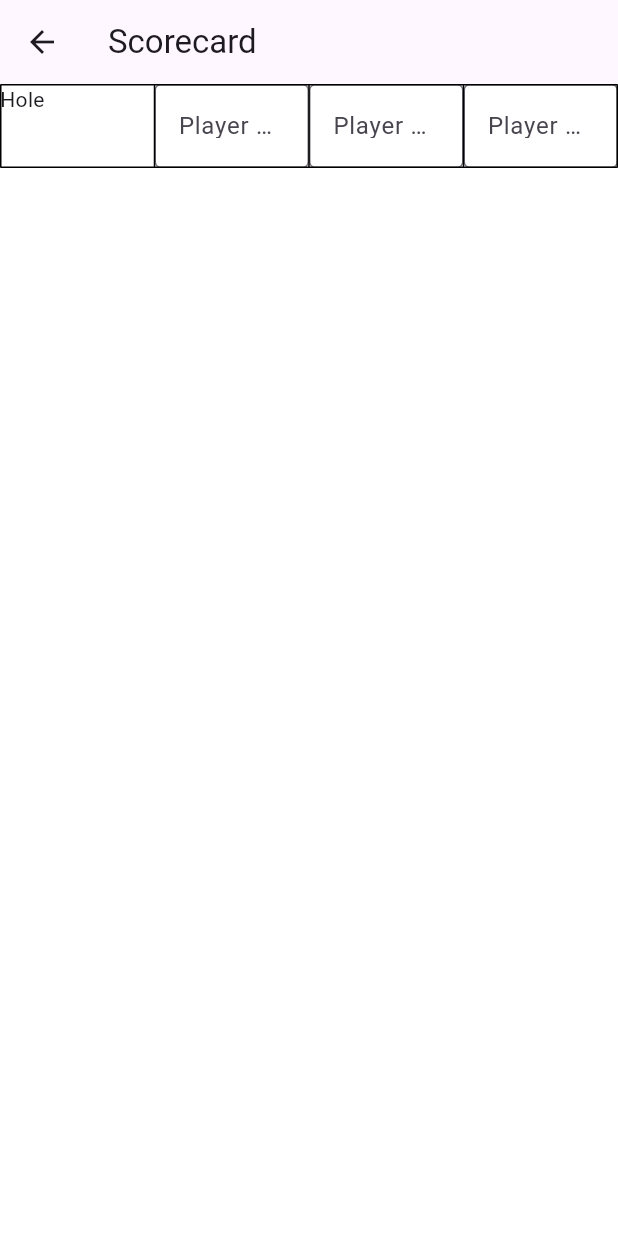
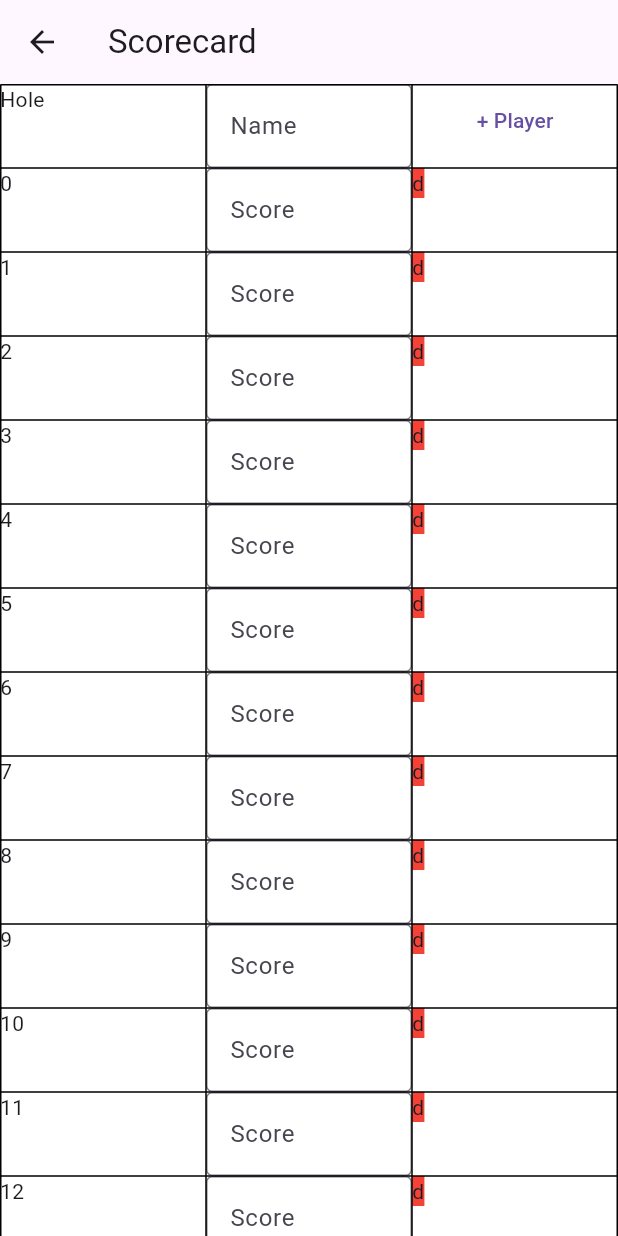
Before and after one commit to Pirkhs/ParPal, a Flutter app: the Scorecard screen opened directly, on a phone screen of 412 x 824 dp. Run offline on Flutter 3.47's test engine with Material 3 defaults, Android fonts, the light colour scheme and no system bars.

Commit message:
began table

```diff
--- a/lib/create_scorecard.dart
+++ b/lib/create_scorecard.dart
@@ -17,6 +17,11 @@ class CreateScorecard extends StatelessWidget {
                 children: [
                   TextFormField(
                     decoration: const InputDecoration(
+                      hintText: 'How many people are playing?',
+                    ),
+                  ),
+                  TextFormField(
+                    decoration: const InputDecoration(
                       hintText: 'Enter your email',
                     ),
                   )
--- a/lib/home.dart
+++ b/lib/home.dart
@@ -1,5 +1,6 @@
 import 'package:flutter/material.dart';
 // import 'package:parpal/create_scorecard.dart';
+import 'package:parpal/scorecard.dart';
 
 var appBarTitleDecoration = RichText(
     text: const TextSpan(
@@ -32,11 +33,11 @@ class Home extends StatelessWidget {
                   margin: const EdgeInsets.fromLTRB(50, 10, 50, 10),
                   child: ElevatedButton(
                       onPressed: () {
-                        // Navigator.push(
-                        //   context,
-                        //   MaterialPageRoute(
-                        //       builder: (context) => const CreateScorecard()),
-                        // );
+                        Navigator.push(
+                          context,
+                          MaterialPageRoute(
+                              builder: (context) => const Scorecard()),
+                        );
                       },
                       child: Text("Start a New Game", style: buttonTextStyle))),
               Container(
--- /dev/null
+++ b/lib/input_box.dart
@@ -0,0 +1,19 @@
+import 'package:flutter/material.dart';
+
+class InputBox extends StatelessWidget {
+  const InputBox({super.key, required this.isText, required this.hint});
+
+  final bool isText;
+  final String hint;
+
+  @override
+  Widget build(BuildContext context) {
+    return TextField(
+      keyboardType: isText? TextInputType.text : TextInputType.number,
+      decoration: InputDecoration(
+        border: const OutlineInputBorder(),
+        hintText: hint,
+      )
+    );
+  }
+}
--- a/lib/main.dart
+++ b/lib/main.dart
@@ -13,6 +13,7 @@ class MyApp extends StatelessWidget {
     return MaterialApp(
         title: 'ParPal',
         theme: ThemeData(scaffoldBackgroundColor: Colors.transparent),
-        home: Container(decoration: gradientGreen, child: const Home()));
+        home: Container(decoration: gradientGreen, child: const Home())
+        );
   }
 }
--- a/lib/scorecard.dart
+++ b/lib/scorecard.dart
@@ -1,14 +1,23 @@
 import 'package:flutter/material.dart';
+import 'package:parpal/input_box.dart';
 
-const inputBox = TextField(
-  decoration: InputDecoration(
-    border: OutlineInputBorder(),
-    labelText: "Player Name"
-  )
-);
+class Scorecard extends StatefulWidget {
+  const Scorecard({super.key});
 
-class Scorecard extends StatelessWidget {
-  const Scorecard({super.key});
+  @override
+  State<Scorecard> createState() => _ScorecardState();
+}
+
+class _ScorecardState extends State<Scorecard> {
+
+  int players = 1;
+  int holes = 18;
+
+  void incrementPlayers() {
+    setState(() {
+      players = players + 1;
+    });
+  }
 
   @override
   Widget build(BuildContext context) {
@@ -18,15 +27,30 @@ class Scorecard extends StatelessWidget {
       ),
       body: Table(
         border: TableBorder.all(width: 1),
-        children: const [
+        children: [
           TableRow(
             children: [
-              Text("Hole"),
-              inputBox,
-              inputBox,
-              inputBox
-            ]
-          )
+              const Text("Hole"),
+              for (int i = 0; i < players; i++)
+                const InputBox(isText: true, hint: "Name"),
+              TextButton(
+                onPressed: incrementPlayers,
+                child: const Text("+ Player")
+              )
+            ],
+          ),
+          for (int i = 0; i < holes; i++)
+            TableRow(
+              children: [
+                Text("$i"),
+
+                for (int j = 0; j < players; j++)
+                  const InputBox(isText: false, hint: "Score"),
+
+                const Text("d", style: TextStyle(backgroundColor: Colors.red))
+              ]
+            ),
+
         ]
       )
     );
```
